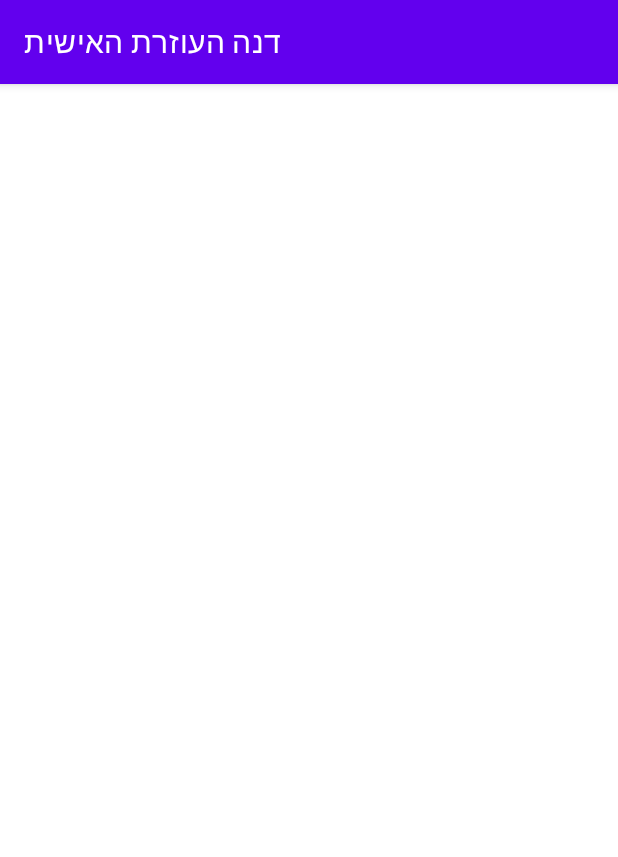
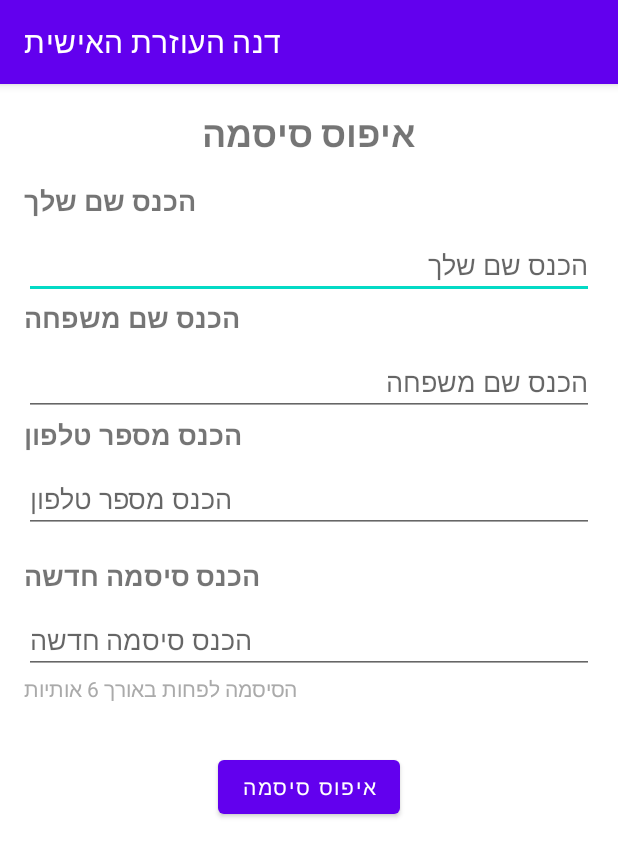
Before and after one commit to hasanFad/my-android-apps, an Android app: the ForgetPassword screen opened directly, with no data from a screen before it, on a phone screen of 412 x 824 dp. Shown: the top 857 px of the screen. Run offline under Robolectric (Android 15) with nearby library versions, the phone set to English and light mode, and no system bars; our stand-ins replace Firebase (no records; nobody signed in at launch, a user with empty details on screens opened directly).

Commit message:
-- updateVersion added some ideas for new versions. -- strings.xml add some strings. -- forget_password.xml set all fields needed for this layout -- problems add it for readMe package. -- notes add it for readMe package. set what hove to do. -- SMSUtils.java moved all values init to init classes. add if contact not exist will open contacts. -- ContactUtils.java fix name of context. -- CallerUtils.java add if contact not exist will open contacts. -- RealTimeDataBase.java add userPasswordUpdate function. -- ForgetPassword.java set all values and handle to update it.

```diff
--- a/app/src/main/java/com/shoesock/personalassistant1/activities/forgetPassword/ForgetPassword.java
+++ b/app/src/main/java/com/shoesock/personalassistant1/activities/forgetPassword/ForgetPassword.java
@@ -1,21 +1,131 @@
 package com.shoesock.personalassistant1.activities.forgetPassword;
 
+import android.content.Context;
 import android.os.Bundle;
+import android.view.View;
+import android.widget.Button;
+import android.widget.EditText;
 
 import androidx.annotation.Nullable;
 import androidx.appcompat.app.AppCompatActivity;
 
 import com.shoesock.personalassistant1.R;
+import com.shoesock.personalassistant1.db.firebase.RealTimeDataBase;
+import com.shoesock.personalassistant1.functions.Functions;
+import com.shoesock.personalassistant1.functions.password_utils.PasswordUtils;
+import com.shoesock.personalassistant1.models.UserModel;
 
 public class ForgetPassword extends AppCompatActivity {
+
+    EditText firstName, lastName, phone, password;
+    String userName, userLastName, userPhone, userPassword;
+    Button resetPasswordButton;
+    Context context;
+
+    RealTimeDataBase realTimeDataBase;
+    Functions functions;
 
     @Override
     protected void onCreate(@Nullable Bundle savedInstanceState) {
         super.onCreate(savedInstanceState);
         setContentView(R.layout.forget_password);
+        context = this;
+        setIds();
     } // close the onCreate function
 
+    private void setIds() {
+        firstName = findViewById(R.id.editTextUsername_forgetPassword);
+        lastName = findViewById(R.id.editTextUserLastName_forgetPassword);
+        phone = findViewById(R.id.editTextPhoneNumber_forgetPassword);
+        password = findViewById(R.id.editTextPassword_forgetPassword);
+        resetPasswordButton = findViewById(R.id.buttonRegister_forgetPassword);
 
+
+        classesInit();
+    } // close setIds function
+
+    private void classesInit() {
+        functions = new Functions(this);
+        realTimeDataBase = new RealTimeDataBase();
+        setPointer();
+    } // close classesInit function
+
+    private void setPointer() {
+        resetPasswordButton.setOnClickListener(new View.OnClickListener() {
+            @Override
+            public void onClick(View view) {
+                userName = firstName.getText().toString();
+                userLastName = lastName.getText().toString();
+                userPhone = phone.getText().toString();
+                userPassword = password.getText().toString();
+                checkParams();
+            }
+        });
+
+
+    } // close setPointer function
+
+    private void checkParams() {
+        if (!userName.isEmpty() || !userName.equals("")) {
+            // userName not empty
+            if (!userLastName.isEmpty() || !userLastName.equals("")) {
+                // last name is not empty
+                if (!userPhone.isEmpty() || !userPhone.equals("")) {
+                    // phone is not empty
+                    if (!userPassword.isEmpty() || userPassword.equals("")) {
+                        // password is not empty
+                        if (userPassword.length() < 6) {
+                            password.setError(getString(R.string.passwordLength6Char));
+                        } else {
+                            // password length is more than 6
+                            checkIfUserExist();
+                        }
+                    } else {
+                        // password is empty
+                        password.setError("שדה חובה");
+                    }
+                } else {
+                    // phone is empty
+                    phone.setError("שדה חובה");
+                }
+            } else {
+                // last name is empty
+                lastName.setError("שדה חובה");
+            }
+        } else {
+            // userName is empty
+            firstName.setError("שדה חובה");
+        }
+    } // close checkParams function
+
+
+    private void checkIfUserExist() {
+        String hashedUserName = PasswordUtils.hashString(userName, "");
+        realTimeDataBase.getUserByHashedUserName(hashedUserName, new RealTimeDataBase.OnUserFetchListener() {
+            @Override
+            public void onUserFetchSuccess(UserModel user) {
+                if(userLastName.equals(user.getUserLastName())){
+                    if (userPhone.equals(user.getUserPhone())){
+                        // the first and last name and phone is ok
+                        String hashedPassword = PasswordUtils.hashString(userPassword, user.getSlat());
+                        realTimeDataBase.userPasswordUpdate(hashedUserName, hashedPassword);
+                        functions.ToastFunction(context, "הסיסמה עודכנה בהצלחה!");
+                    }else {
+                        phone.setError(getString(R.string.userNotExist));
+                    }
+                }else {
+                    lastName.setError(getString(R.string.userNotExist));
+                }
+            }
+
+            @Override
+            public void onUserFetchFailure() {
+                firstName.setError(getString(R.string.userNotExist));
+            }
+        });
+
+
+    } // check checkIfUserExist function
 
 
 } // close ForgetPassword class
--- a/app/src/main/java/com/shoesock/personalassistant1/functions/caller_utils/CallerUtils.java
+++ b/app/src/main/java/com/shoesock/personalassistant1/functions/caller_utils/CallerUtils.java
@@ -55,6 +55,9 @@ public class CallerUtils {
             // search name from contacts to call
 
             returnAppMessage = contactUtils.searchContactByName(userMessage);
+            if (returnAppMessage.equals("לא נמצא איש קשר תואם.")){
+                functions.openContacts();
+            }
 
         }
 
--- a/app/src/main/res/layout/forget_password.xml
+++ b/app/src/main/res/layout/forget_password.xml
@@ -1,6 +1,96 @@
 <?xml version="1.0" encoding="utf-8"?>
-<androidx.constraintlayout.widget.ConstraintLayout xmlns:android="http://schemas.android.com/apk/res/android"
-    android:layout_width="match_parent"
-    android:layout_height="match_parent">
 
-</androidx.constraintlayout.widget.ConstraintLayout>
+    <LinearLayout
+        xmlns:android="http://schemas.android.com/apk/res/android"
+        android:layout_width="match_parent"
+        android:layout_height="match_parent"
+        android:orientation="vertical"
+        android:padding="16dp">
+
+    <TextView
+        android:layout_width="wrap_content"
+        android:layout_height="wrap_content"
+        android:text="@string/resetPassword"
+        android:textSize="24sp"
+        android:textStyle="bold"
+        android:layout_gravity="center_horizontal"
+        android:layout_marginBottom="16dp"/>
+
+    <TextView
+        android:layout_width="wrap_content"
+        android:layout_height="wrap_content"
+        android:text="@string/insertYourName"
+        android:textSize="18sp"
+        android:textStyle="bold"
+        android:layout_marginBottom="8dp"/>
+
+    <EditText
+        android:id="@+id/editTextUsername_forgetPassword"
+        android:layout_width="match_parent"
+        android:layout_height="wrap_content"
+        android:hint="@string/insertYourName"
+        android:inputType="text"/>
+    <TextView
+        android:layout_width="wrap_content"
+        android:layout_height="wrap_content"
+        android:text="@string/insertLastName"
+        android:textSize="18sp"
+        android:textStyle="bold"
+        android:layout_marginBottom="8dp"/>
+
+    <EditText
+        android:id="@+id/editTextUserLastName_forgetPassword"
+        android:layout_width="match_parent"
+        android:layout_height="wrap_content"
+        android:hint="@string/insertLastName"
+        android:inputType="text"/>
+
+    <TextView
+        android:layout_width="wrap_content"
+        android:layout_height="wrap_content"
+        android:text="@string/insertPhoneNumber"
+        android:textSize="18sp"
+        android:textStyle="bold"
+        android:layout_marginBottom="8dp"/>
+
+    <EditText
+        android:id="@+id/editTextPhoneNumber_forgetPassword"
+        android:layout_width="match_parent"
+        android:layout_height="wrap_content"
+        android:hint="@string/insertPhoneNumber"
+        android:inputType="phone"/>
+
+    <TextView
+        android:layout_width="wrap_content"
+        android:layout_height="wrap_content"
+        android:text="@string/insertNewPassword"
+        android:textSize="18sp"
+        android:textStyle="bold"
+        android:layout_marginTop="16dp"
+        android:layout_marginBottom="8dp"/>
+
+    <EditText
+        android:id="@+id/editTextPassword_forgetPassword"
+        android:layout_width="match_parent"
+        android:layout_height="wrap_content"
+        android:hint="@string/insertNewPassword"
+        android:inputType="textPassword"/>
+
+    <TextView
+        android:layout_width="wrap_content"
+        android:layout_height="wrap_content"
+        android:text="@string/passwordLength6Char"
+        android:textSize="14sp"
+        android:layout_marginBottom="16dp"
+        android:textColor="@android:color/darker_gray"/>
+
+    <Button
+        android:id="@+id/buttonRegister_forgetPassword"
+        android:layout_width="wrap_content"
+        android:layout_height="wrap_content"
+        android:text="@string/resetPassword"
+        android:layout_gravity="center_horizontal"
+        android:layout_marginTop="16dp"/>
+
+
+</LinearLayout>
--- a/app/src/main/res/values/strings.xml
+++ b/app/src/main/res/values/strings.xml
@@ -62,6 +62,8 @@
     <string name="howToCall">בשביל להתקשר, תגיד להתקשר לאיש קשר. או. להתקשר למספר חדש</string>
     <string name="insertLastName">הכנס שם משפחה</string>
     <string name="wantToSendWhatsAppOrSMS">רוצה לשלוח הודעת וואוסאפ או רגילה?</string>
+    <string name="resetPassword">איפוס סיסמה</string>
+    <string name="insertNewPassword">הכנס סיסמה חדשה</string>
 
     <string-array name="userAsk">
         <item>אני רוצה לשלוח הודעה</item>
```
Also changed, not shown: app/src/main/java/com/shoesock/personalassistant1/db/firebase/RealTimeDataBase.java (+19 -0 lines), app/src/main/java/com/shoesock/personalassistant1/functions/contact_utils/ContactUtils.java (+2 -11 lines), app/src/main/java/com/shoesock/personalassistant1/functions/sms_utils/SMSUtils.java (+17 -11 lines), 4 other files.
